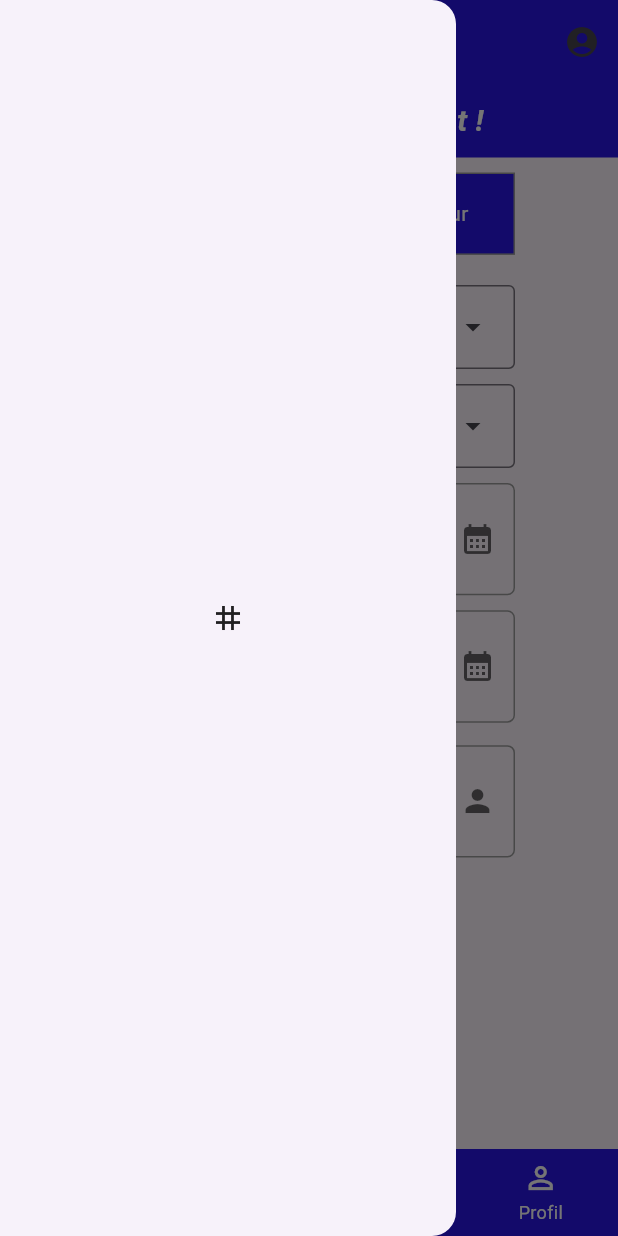
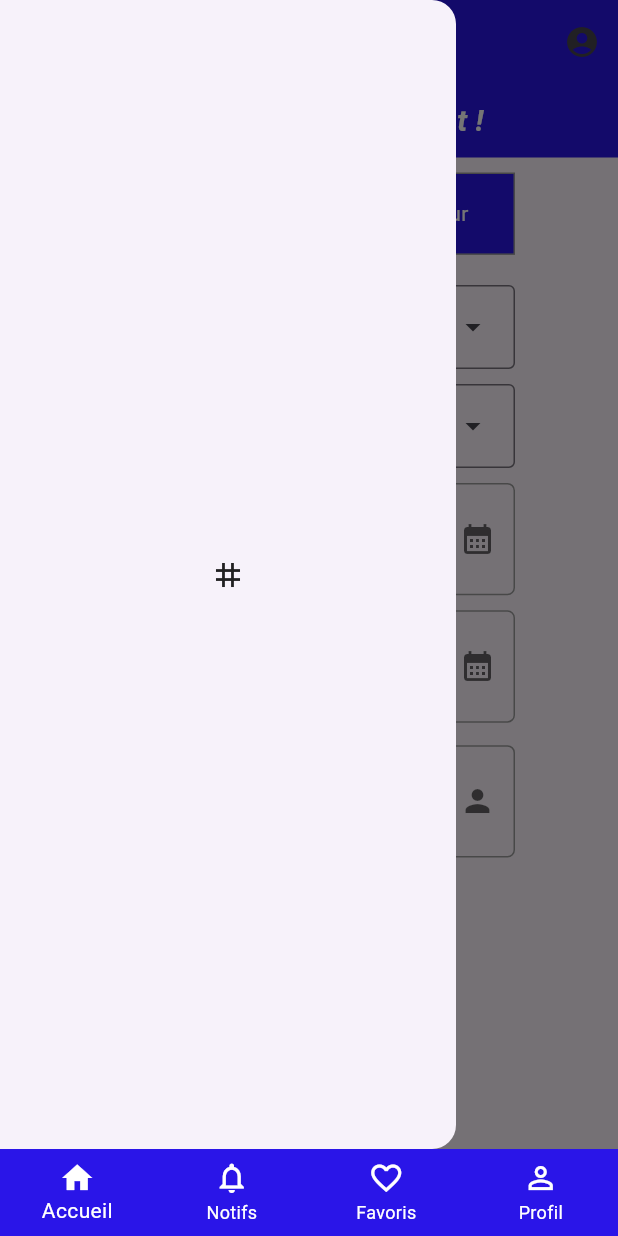
Before and after one commit to InoussaLouqmane/Flightapp, a Flutter app: the screen it shows after launch, in the side drawer, after a tap on the "grid view" icon, on a phone screen of 412 x 824 dp. Run offline on Flutter 3.47's test engine with Material 3 defaults, Android fonts, the phone set to English and light mode, and no system bars; our stand-ins replace bloc, equatable, flutter_bloc; network calls fail.

Commit message:
Flight app

```diff
--- a/lib/accueil.dart
+++ b/lib/accueil.dart
@@ -16,17 +16,10 @@ class MyAccueil extends StatefulWidget {
 
 class _MyAccueilState extends State<MyAccueil> {
   Vol? voyage;
-  int _selectedIndex = 0;
   int tabBarIndex = 1;
   Color myColorBlue = Color.fromRGBO(42, 21, 232, 1);
   String departureDate = "Date de départ";
   String ReturnDate = "Date de retour";
-
-  void _onTapItem(index) {
-    setState(() {
-      _selectedIndex = index;
-    });
-  }
 
   @override
   void initState() {
@@ -320,40 +313,6 @@ class _MyAccueilState extends State<MyAccueil> {
           ),
         ),
       ),
-      bottomNavigationBar: BottomNavigationBar(
-          type: BottomNavigationBarType.fixed,
-          landscapeLayout: BottomNavigationBarLandscapeLayout.centered,
-          backgroundColor: Color.fromRGBO(42, 21, 232, 1),
-          elevation: 0,
-          selectedItemColor: Colors.white,
-          unselectedItemColor: Colors.white,
-          currentIndex: _selectedIndex,
-          onTap: _onTapItem,
-          items: [
-            BottomNavigationBarItem(
-                label: 'Accueil',
-                icon: Icon(
-                    (_selectedIndex == 0) ? Icons.home : Icons.home_outlined),
-                backgroundColor: Color.fromRGBO(42, 21, 232, 1)),
-            BottomNavigationBarItem(
-                label: 'Notifs',
-                icon: Icon((_selectedIndex == 1)
-                    ? Icons.notifications
-                    : Icons.notifications_none),
-                backgroundColor: Color.fromRGBO(42, 21, 232, 1)),
-            BottomNavigationBarItem(
-                label: 'Favoris',
-                icon: Icon((_selectedIndex == 2)
-                    ? Icons.favorite
-                    : Icons.favorite_outline),
-                backgroundColor: Color.fromRGBO(42, 21, 232, 1)),
-            BottomNavigationBarItem(
-                label: 'Profil',
-                icon: Icon((_selectedIndex == 3)
-                    ? Icons.person
-                    : Icons.person_outline),
-                backgroundColor: Color.fromRGBO(42, 21, 232, 1)),
-          ]),
       resizeToAvoidBottomInset: false,
     );
   }
--- a/lib/cubit/app_cubit_logics.dart
+++ b/lib/cubit/app_cubit_logics.dart
@@ -18,7 +18,7 @@ class _AppCubitLogicsState extends State<AppCubitLogics> {
     return Scaffold(
       body: BlocBuilder<AppCubit, CubitStates>(builder: ((context, state) {
         if (state is WelcomeState) {
-          return MyAccueil();
+          return MySplash();
         } else if (state is loadedState) {
           return MyAccueil();
         } else {
--- a/lib/main.dart
+++ b/lib/main.dart
@@ -1,6 +1,9 @@
 import 'package:flutter/material.dart';
 import 'package:flutter/services.dart';
 import 'package:flutter_bloc/flutter_bloc.dart';
+import 'package:tp/Subpages/favorite_page.dart';
+import 'package:tp/Subpages/notifications_page.dart';
+import 'package:tp/Subpages/profil_page.dart';
 import 'package:tp/accueil.dart';
 import 'package:tp/cubit/app_cubit.dart';
 import 'package:tp/cubit/app_cubit_logics.dart';
@@ -39,8 +42,60 @@ class MyHome extends StatefulWidget {
 }
 
 class _MyHomeState extends State<MyHome> {
+  List page= [
+    MyAccueil(),
+    MyNotifications(),
+    MyFavorite(),
+    MyProfil()
+  ];
+  int _selectedIndex = 0;
+  void _onTapItem(index) {
+    setState(() {
+      _selectedIndex = index;
+    });
+  }
+
   @override
   Widget build(BuildContext context) {
-    return MyAccueil();
+
+    return Scaffold(
+
+      body: page[_selectedIndex],
+
+      bottomNavigationBar: BottomNavigationBar(
+          type: BottomNavigationBarType.fixed,
+          landscapeLayout: BottomNavigationBarLandscapeLayout.centered,
+          backgroundColor: Color.fromRGBO(42, 21, 232, 1),
+          elevation: 0,
+          selectedItemColor: Colors.white,
+          unselectedItemColor: Colors.white,
+          currentIndex: _selectedIndex,
+          onTap: _onTapItem,
+          items: [
+            BottomNavigationBarItem(
+                label: 'Accueil',
+                icon: Icon(
+                    (_selectedIndex == 0) ? Icons.home : Icons.home_outlined),
+                backgroundColor: Color.fromRGBO(42, 21, 232, 1)),
+            BottomNavigationBarItem(
+                label: 'Notifs',
+                icon: Icon((_selectedIndex == 1)
+                    ? Icons.notifications
+                    : Icons.notifications_none),
+                backgroundColor: Color.fromRGBO(42, 21, 232, 1)),
+            BottomNavigationBarItem(
+                label: 'Favoris',
+                icon: Icon((_selectedIndex == 2)
+                    ? Icons.favorite
+                    : Icons.favorite_outline),
+                backgroundColor: Color.fromRGBO(42, 21, 232, 1)),
+            BottomNavigationBarItem(
+                label: 'Profil',
+                icon: Icon((_selectedIndex == 3)
+                    ? Icons.person
+                    : Icons.person_outline),
+                backgroundColor: Color.fromRGBO(42, 21, 232, 1)),
+          ]),
+    );
   }
 }
--- a/lib/splash_screen.dart
+++ b/lib/splash_screen.dart
@@ -1,4 +1,7 @@
 import 'package:flutter/material.dart';
+import 'package:flutter/services.dart';
+import 'package:tp/accueil.dart';
+import 'package:tp/main.dart';
 
 class MySplash extends StatefulWidget {
   const MySplash({super.key});
@@ -7,7 +10,26 @@ class MySplash extends StatefulWidget {
   State<MySplash> createState() => _MySplashState();
 }
 
-class _MySplashState extends State<MySplash> {
+class _MySplashState extends State<MySplash>
+    with SingleTickerProviderStateMixin {
+  @override
+  void initState() {
+    super.initState();
+
+    SystemChrome.setEnabledSystemUIMode(SystemUiMode.immersive);
+    Future.delayed(Duration(seconds: 5), () {
+      Navigator.of(context).pushReplacement(
+          MaterialPageRoute(builder: (_) => const MyHome()));
+    });
+  }
+
+  @override
+  void dispose() {
+    SystemChrome.setEnabledSystemUIMode(SystemUiMode.manual,
+        overlays: SystemUiOverlay.values);
+    super.dispose();
+  }
+
   @override
   Widget build(BuildContext context) {
     return Scaffold(
```
Also changed, not shown: lib/Subpages/favorite_page.dart (added, +17 -0 lines), lib/Subpages/main_page.dart (added, +18 -0 lines), lib/Subpages/notifications_page.dart (added, +17 -0 lines), lib/Subpages/profil_page.dart (added, +17 -0 lines).
